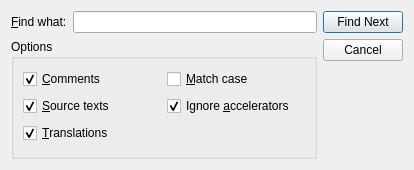
First picture: the form in tools/linguist/linguist/finddialog.ui, repository Fat-Zer/qt4-historical, before the edit.
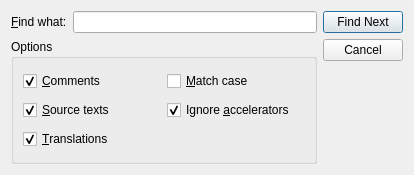
Second picture: the form after the edit.

What changed in the file:
```diff
--- a/tools/linguist/linguist/finddialog.ui
+++ b/tools/linguist/linguist/finddialog.ui
@@ -36,13 +36,13 @@
 **
 *********************************************************************</comment>
  <class>FindDialog</class>
- <widget class="QDialog" name="FindDialog" >
-  <property name="geometry" >
+ <widget class="QDialog" name="FindDialog">
+  <property name="geometry">
    <rect>
     <x>0</x>
     <y>0</y>
     <width>414</width>
-    <height>170</height>
+    <height>175</height>
    </rect>
   </property>
   <property name="sizePolicy" >
@@ -229,7 +229,7 @@
    </item>
   </layout>
  </widget>
- <layoutdefault spacing="6" margin="11" />
+ <layoutdefault spacing="6" margin="11"/>
  <tabstops>
   <tabstop>led</tabstop>
   <tabstop>findNxt</tabstop>
```
Left out of the diff: 163 changed lines with no effect on the pictures.
